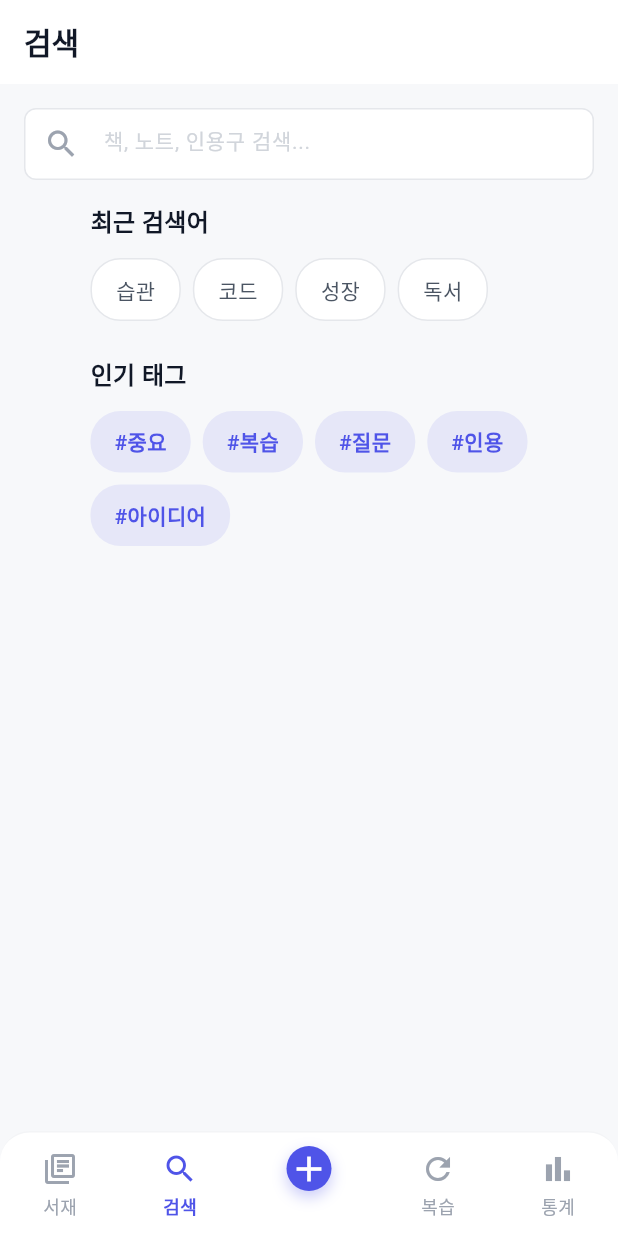
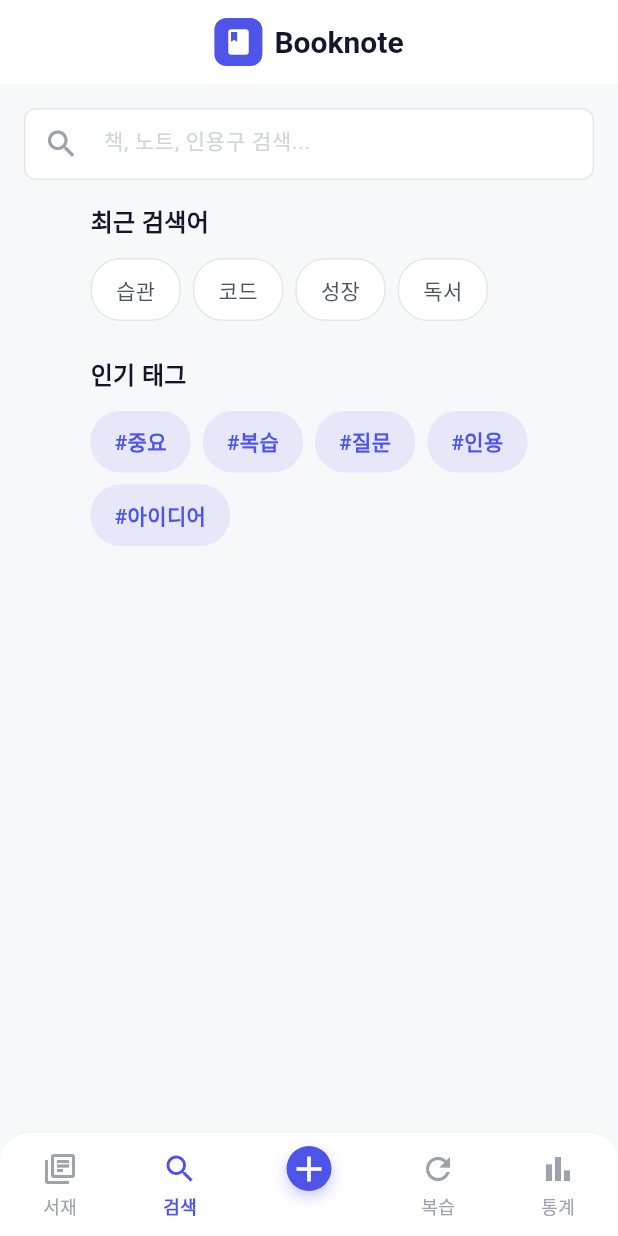
Before and after one commit to ghals5737/Booknote-Flutter, a Flutter app: the SearchScreen screen opened by its route, on a phone screen of 412 x 824 dp. Run offline on Flutter 3.47's test engine with Material 3 defaults, Android fonts, the light colour scheme and no system bars; our stand-ins replace flutter_dotenv, flutter_riverpod, go_router, shared_preferences; accounts and stored records are empty; network calls fail.

Commit message:
fix booknote header

```diff
--- a/lib/screens/search_screen.dart
+++ b/lib/screens/search_screen.dart
@@ -77,16 +77,33 @@ class _SearchScreenState extends ConsumerState<SearchScreen> {
     return Scaffold(
       backgroundColor: AppTheme.backgroundCanvas,
       appBar: AppBar(
-        title: const Text(
-          '검색',
-          style: TextStyle(
-            fontSize: 20,
-            fontWeight: FontWeight.bold,
-            color: AppTheme.headingDark,
-          ),
+        title: Row(
+          mainAxisSize: MainAxisSize.min,
+          children: [
+            Container(
+              width: 32,
+              height: 32,
+              decoration: BoxDecoration(
+                color: AppTheme.brandBlue,
+                borderRadius: BorderRadius.circular(8),
+              ),
+              child: const Icon(
+                Icons.book,
+                color: Colors.white,
+                size: 20,
+              ),
+            ),
+            const SizedBox(width: 8),
+            const Text(
+              'Booknote',
+              style: TextStyle(
+                fontWeight: FontWeight.bold,
+              ),
+            ),
+          ],
         ),
+        centerTitle: true,
         backgroundColor: AppTheme.surfaceWhite,
-        elevation: 0,
       ),
       body: Column(
         children: [
```
Also changed, not shown: lib/screens/library_screen.dart (deleted, +0 -170 lines), lib/screens/review_screen.dart (+27 -8 lines), lib/screens/statistics_screen.dart (+27 -8 lines).
